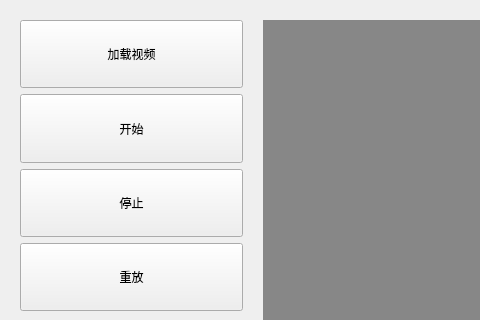
Leviathanlzx/cgr_detection, file un.ui: the form before one commit; both pictures show x 0 to 480 and y 0 to 320 of the 1400 by 760 pixel window.
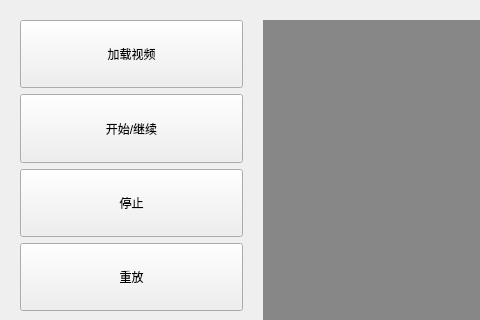
The form after the commit.

```diff
--- a/un.ui
+++ b/un.ui
@@ -146,7 +146,7 @@
          </sizepolicy>
         </property>
         <property name="text">
-         <string>开始</string>
+         <string>开始/继续</string>
         </property>
        </widget>
       </item>
```
